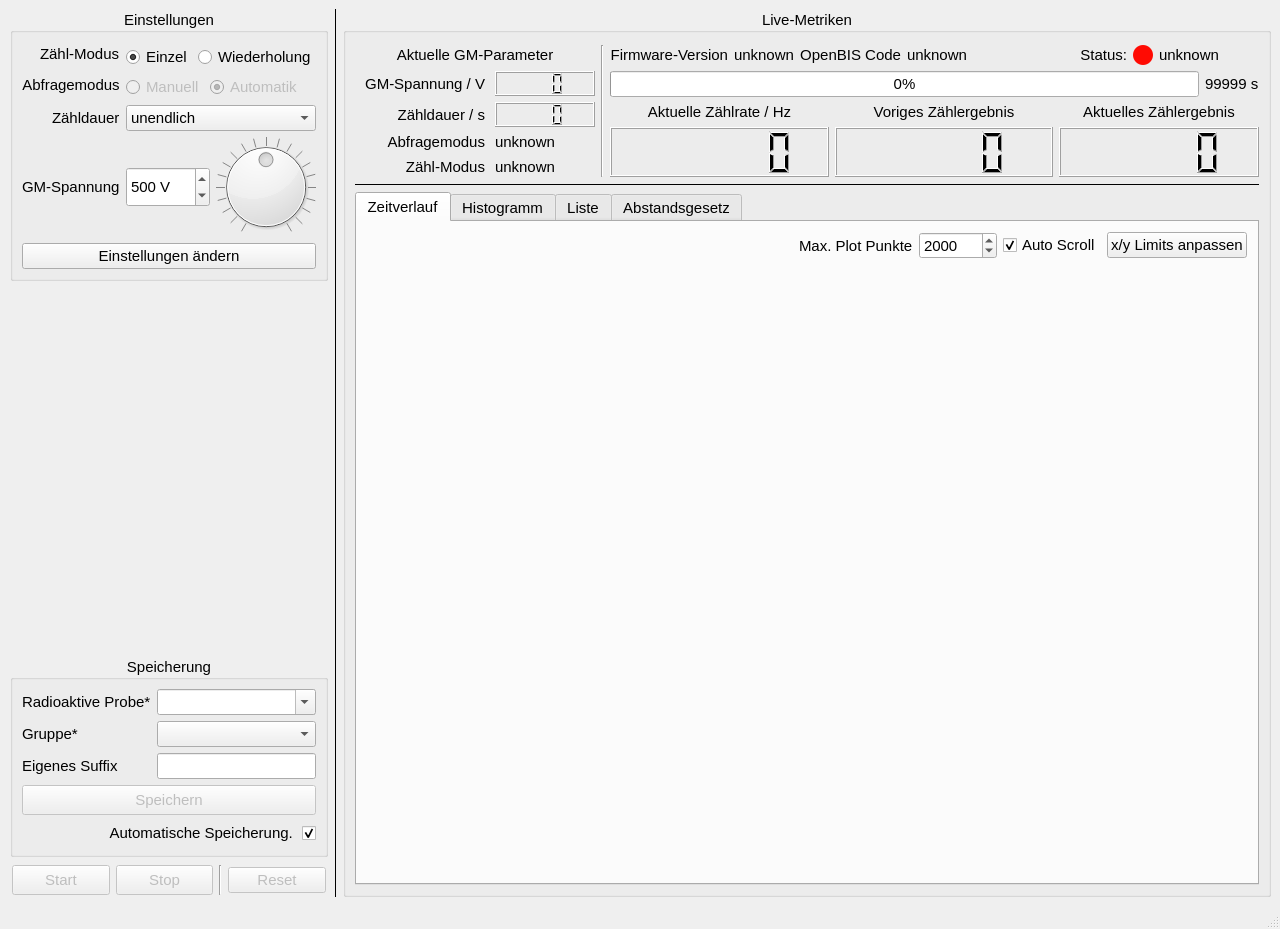
Old version of the form gmcounter/pyqt/mainwindow.ui in the repository cckssr/gmcounter.
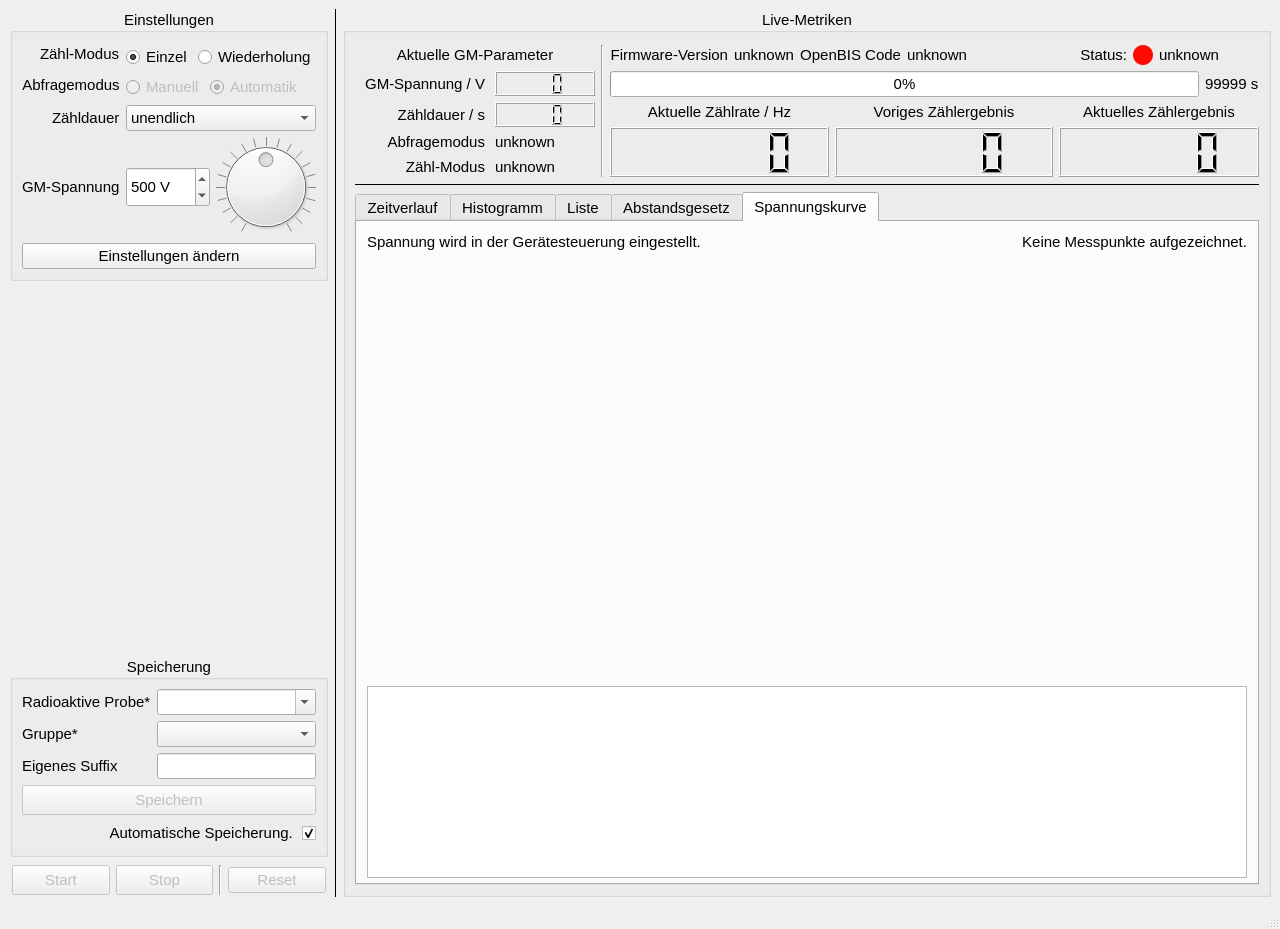
New version of the form. The open tabs and pages were chosen to show the change.

Commit message: feat: Add Spannungskurve sweep tab and fix sweep routing bugs

Patch:
```diff
--- a/gmcounter/pyqt/mainwindow.ui
+++ b/gmcounter/pyqt/mainwindow.ui
@@ -1609,6 +1609,115 @@
              </item>
             </layout>
            </widget>
+           <widget class="QWidget" name="voltage">
+            <property name="sizePolicy">
+             <sizepolicy hsizetype="Expanding" vsizetype="Expanding">
+              <horstretch>0</horstretch>
+              <verstretch>0</verstretch>
+             </sizepolicy>
+            </property>
+            <attribute name="title">
+             <string>Spannungskurve</string>
+            </attribute>
+            <layout class="QGridLayout" name="gridLayout_voltage" rowstretch="0,1,0">
+             <property name="leftMargin">
+              <number>10</number>
+             </property>
+             <property name="topMargin">
+              <number>10</number>
+             </property>
+             <property name="rightMargin">
+              <number>10</number>
+             </property>
+             <property name="bottomMargin">
+              <number>5</number>
+             </property>
+             <item row="0" column="0">
+              <layout class="QHBoxLayout" name="horizontalLayout_voltage">
+               <item>
+                <widget class="QLabel" name="label_voltageHint">
+                 <property name="font">
+                  <font>
+                   <pointsize>11</pointsize>
+                  </font>
+                 </property>
+                 <property name="text">
+                  <string>Spannung wird in der Gerätesteuerung eingestellt.</string>
+                 </property>
+                </widget>
+               </item>
+               <item>
+                <spacer name="horizontalSpacer_voltage">
+                 <property name="orientation">
+                  <enum>Qt::Orientation::Horizontal</enum>
+                 </property>
+                 <property name="sizeHint" stdset="0">
+                  <size>
+                   <width>40</width>
+                   <height>20</height>
+                  </size>
+                 </property>
+                </spacer>
+               </item>
+               <item>
+                <widget class="QLabel" name="voltageStatus">
+                 <property name="font">
+                  <font>
+                   <pointsize>11</pointsize>
+                  </font>
+                 </property>
+                 <property name="text">
+                  <string>Keine Messpunkte aufgezeichnet.</string>
+                 </property>
+                 <property name="alignment">
+                  <set>Qt::AlignmentFlag::AlignRight|Qt::AlignmentFlag::AlignVCenter</set>
+                 </property>
+                </widget>
+               </item>
+              </layout>
+             </item>
+             <item row="1" column="0">
+              <widget class="QWidget" name="voltagePlot" native="true">
+               <property name="sizePolicy">
+                <sizepolicy hsizetype="MinimumExpanding" vsizetype="MinimumExpanding">
+                 <horstretch>0</horstretch>
+                 <verstretch>0</verstretch>
+                </sizepolicy>
+               </property>
+              </widget>
+             </item>
+             <item row="2" column="0">
+              <widget class="QTableView" name="voltageTable">
+               <property name="sizePolicy">
+                <sizepolicy hsizetype="Expanding" vsizetype="Maximum">
+                 <horstretch>0</horstretch>
+                 <verstretch>0</verstretch>
+                </sizepolicy>
+               </property>
+               <property name="maximumSize">
+                <size>
+                 <width>16777215</width>
+                 <height>200</height>
+                </size>
+               </property>
+               <property name="font">
+                <font>
+                 <pointsize>11</pointsize>
+                </font>
+               </property>
+               <property name="editTriggers">
+                <set>QAbstractItemView::EditTrigger::NoEditTriggers</set>
+               </property>
+               <property name="alternatingRowColors">
+                <bool>true</bool>
+               </property>
+               <property name="selectionMode">
+                <enum>QAbstractItemView::SelectionMode::SingleSelection</enum>
+                </property>
+              </widget>
+             </item>
+            </layout>
+           </widget>
           </widget>
          </item>
          <item row="0" column="0">
```
The commit also changes 5 other files.
